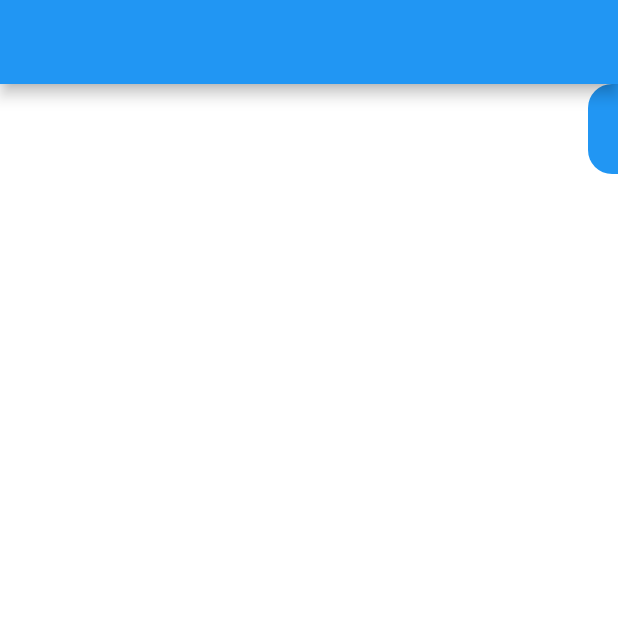
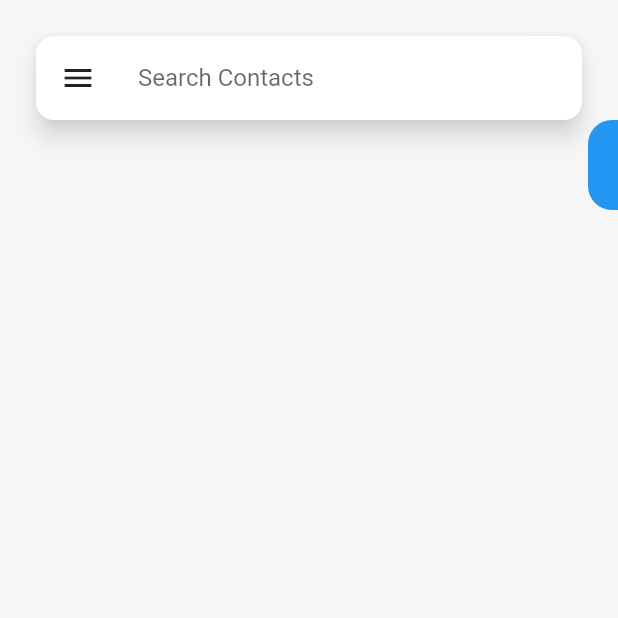
Before and after one commit to gurleensethi/fluttery_contacts, a Flutter app: the screen it shows after launch, on a phone screen of 412 x 824 dp, the top half of it. Run offline on Flutter 3.47's test engine with Material 2 defaults, Android fonts, the phone set to English and light mode, and no system bars; our stand-ins replace contacts_service, rxdart; project files that could hold a hidden picture were left out.

Commit message:
Not every commit has to make sense

```diff
--- /dev/null
+++ b/lib/common/colors.dart
@@ -0,0 +1,6 @@
+import 'package:flutter/material.dart';
+
+class AppColors {
+  static const Color gradient1 = const Color(0xFFEB8A9A);
+  static const Color gradient2 = const Color(0xFFF4C998);
+}
--- a/lib/common/list_scrollbar.dart
+++ b/lib/common/list_scrollbar.dart
@@ -44,11 +44,7 @@ class ListScrollbarState extends State<ListScrollbar>
         AnimationController(vsync: this, duration: Duration(milliseconds: 200));
     _textSizeAnimation =
         Tween(begin: 20.0, end: 60.0).animate(_animationController);
-    _animationController.addListener(() {
-      setState(() {
-
-      });
-    });
+    _animationController.addListener(() => setState(() {}));
 
     widget.controller.addListener(() {
       setState(() {
@@ -58,6 +54,13 @@ class ListScrollbarState extends State<ListScrollbar>
 
         if (_topOffset > maxScrollOffset) _topOffset = maxScrollOffset;
 
+        _updateLabel();
+      });
+    });
+
+
+    WidgetsBinding.instance.addPostFrameCallback((_) {
+      setState(() {
         _updateLabel();
       });
     });
--- a/lib/home/home.dart
+++ b/lib/home/home.dart
@@ -2,7 +2,8 @@ import 'package:contacts_service/contacts_service.dart';
 import 'package:flutter/material.dart';
 import 'package:fluttery_contacts/bloc_provider.dart';
 import 'package:fluttery_contacts/common/list_scrollbar.dart';
-import 'package:fluttery_contacts/contact_list/contact_list_page.dart';
+import 'package:fluttery_contacts/common/spaces.dart';
+import 'package:fluttery_contacts/contact_list/contact_list.dart';
 import 'package:fluttery_contacts/data/resource.dart';
 
 class HomePage extends StatefulWidget {
@@ -12,15 +13,49 @@ class HomePage extends StatefulWidget {
   }
 }
 
-class HomePageState extends State<HomePage> {
+class HomePageState extends State<HomePage> with TickerProviderStateMixin {
   final ScrollController _controller = ScrollController();
+  AnimationController _animationController;
+  Animation<double> _marginsAnimation;
+  static const double _TOP_BAR_MARGIN = 24.0;
+  double _margins = _TOP_BAR_MARGIN;
+
+  @override
+  void initState() {
+    super.initState();
+
+    _animationController = AnimationController(
+      vsync: this,
+      duration: Duration(milliseconds: 500),
+    )..addListener(() => setState(() {
+          _margins = _marginsAnimation.value;
+        }));
+
+    _marginsAnimation = Tween(begin: 0.0, end: _TOP_BAR_MARGIN).animate(
+      CurvedAnimation(
+        parent: _animationController,
+        curve: Curves.easeIn,
+      ),
+    );
+
+    _controller.addListener(() {
+      setState(() {
+        _margins = _TOP_BAR_MARGIN - _controller.position.pixels / 10;
+
+        if (_margins > _TOP_BAR_MARGIN) _margins = _TOP_BAR_MARGIN;
+        if (_margins < 0) _margins = 0.0;
+      });
+    });
+
+    _animationController.forward();
+  }
 
   @override
   Widget build(BuildContext context) {
     final bloc = BlocProvider.of(context).contactsBloc;
 
     return Scaffold(
-      appBar: AppBar(),
+      appBar: topAppBar,
       body: StreamBuilder<Resource<List<Contact>>>(
         stream: bloc.contacts,
         builder: (context, snapshot) {
@@ -50,4 +85,40 @@ class HomePageState extends State<HomePage> {
       ),
     );
   }
+
+  Widget get topAppBar {
+    return PreferredSize(
+      child: Container(
+        child: SafeArea(
+          child: Container(
+            padding:
+                EdgeInsets.only(left: _margins, right: _margins, top: _margins),
+            child: Material(
+              borderRadius: BorderRadius.circular(_margins / 2),
+              color: Colors.white,
+              elevation: 6.0,
+              shadowColor: Colors.grey[100],
+              child: Container(
+                padding: EdgeInsets.all(4.0),
+                child: Row(
+                  children: <Widget>[
+                    IconButton(icon: Icon(Icons.menu), onPressed: () {}),
+                    Spaces.w16,
+                    Expanded(
+                      child: TextField(
+                        decoration: InputDecoration.collapsed(
+                          hintText: 'Search Contacts',
+                        ),
+                      ),
+                    )
+                  ],
+                ),
+              ),
+            ),
+          ),
+        ),
+      ),
+      preferredSize: Size(100.0, 100.0),
+    );
+  }
 }
--- a/lib/main.dart
+++ b/lib/main.dart
@@ -17,8 +17,12 @@ class MyApp extends StatelessWidget {
       debugShowCheckedModeBanner: false,
       theme: ThemeData(
         primarySwatch: Colors.blue,
-        scaffoldBackgroundColor: Colors.white,
-        fontFamily: 'Quicksand',
+        scaffoldBackgroundColor: const Color(0xFFF6F6F6),
+        fontFamily: 'Montserrat',
+        textTheme: Theme.of(context).textTheme.apply(
+          displayColor: const Color(0xFF6E6E6E),
+          bodyColor: const Color(0xFF6E6E6E),
+        )
       ),
       home: HomePage(),
     );
```
Also changed, not shown: lib/contact_list/contact_list.dart (renamed from lib/contact_list/contact_list_page.dart, +44 -15 lines), pubspec.yaml (+10 -5 lines), fonts/Montserrat-Black.ttf (added), fonts/Montserrat-Bold.ttf (added), fonts/Montserrat-ExtraBold.ttf (added), fonts/Montserrat-ExtraLight.ttf (added), fonts/Montserrat-Light.ttf (added), fonts/Montserrat-Medium.ttf (added), fonts/Montserrat-Regular.ttf (added), fonts/Montserrat-SemiBold.ttf (added), fonts/Montserrat-Thin.ttf (added), fonts/Quicksand-Bold.ttf (deleted), fonts/Quicksand-Light.ttf (deleted), fonts/Quicksand-Medium.ttf (deleted), 1 more files.
